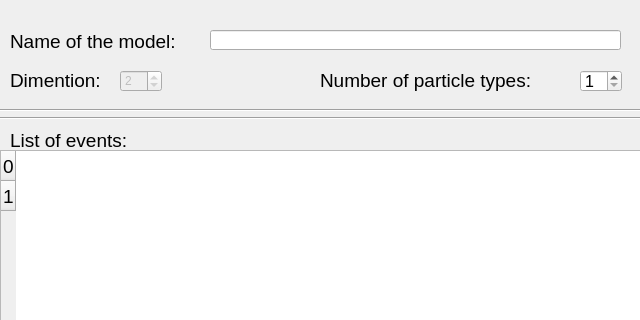
Above: gui/forms/dialog_open_model.ui from biel-wro/SimBaD before the change; both pictures show x 0 to 640 and y 0 to 320 of the 640 by 640 pixel window. Below: the same form after it.
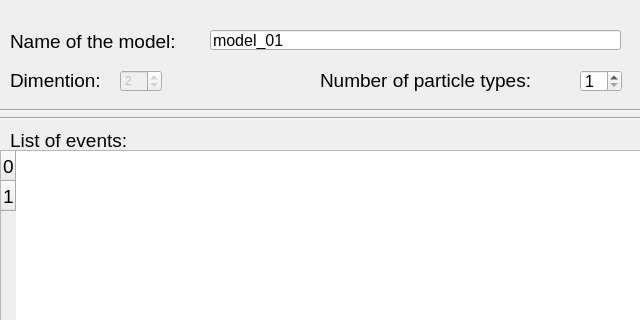
That is the form after the change.

The edit to the form file:
```diff
--- a/gui/forms/dialog_open_model.ui
+++ b/gui/forms/dialog_open_model.ui
@@ -55,6 +55,9 @@
      <pointsize>12</pointsize>
     </font>
    </property>
+   <property name="text">
+    <string>model_01</string>
+   </property>
   </widget>
   <widget class="QLabel" name="label_2">
    <property name="geometry">
```
